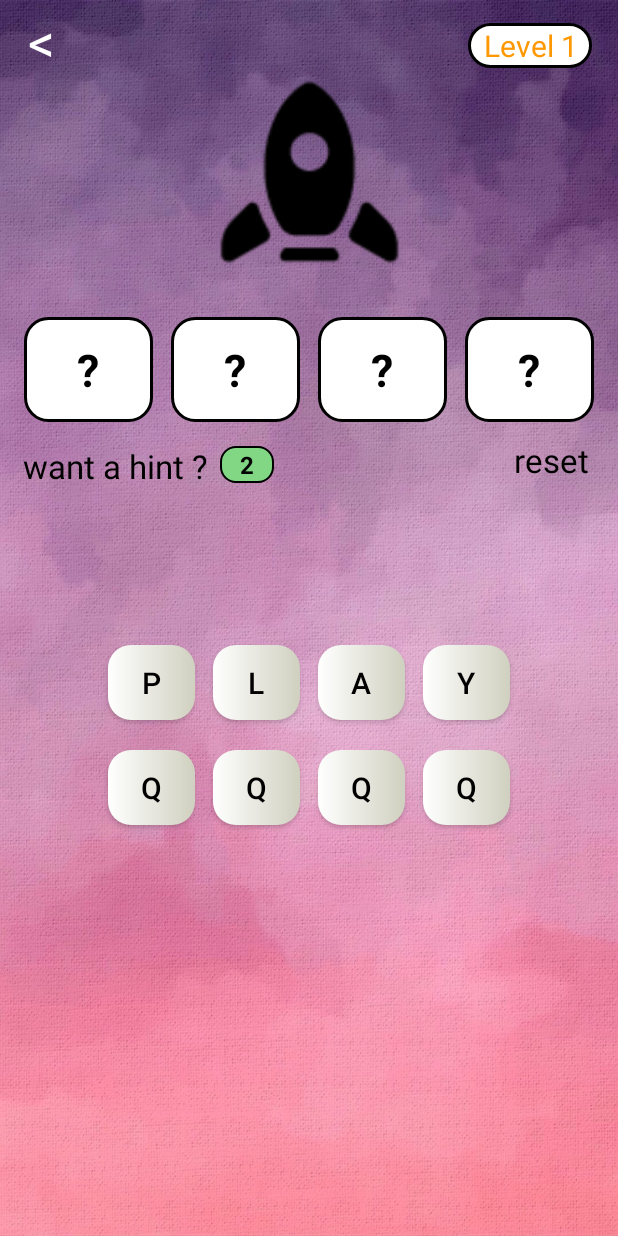
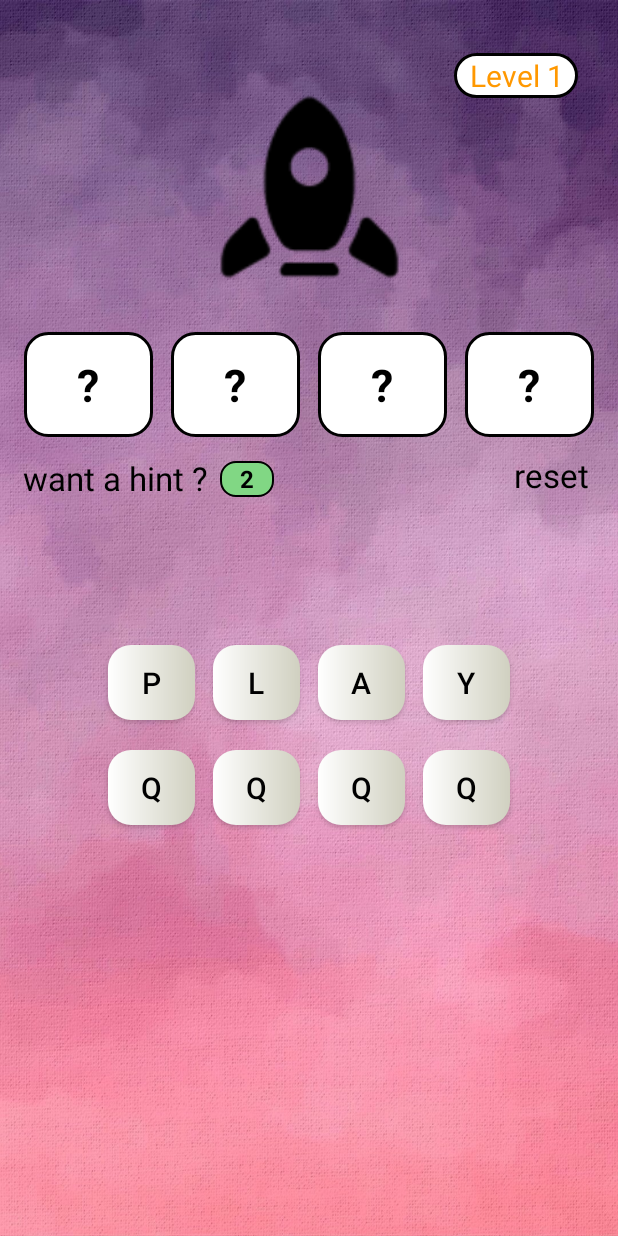
Before and after one commit to Kushal-Gera/Jumbled-World, an Android app: the MainActivity screen opened directly, with no data from a screen before it, on a phone screen of 412 x 824 dp. Run offline under Robolectric (Android 15) with nearby library versions, the phone set to English and light mode, and no system bars.

Commit message:
UI changes...

```diff
--- a/app/src/main/java/com/application/jumbledworld/MainActivity.java
+++ b/app/src/main/java/com/application/jumbledworld/MainActivity.java
@@ -6,10 +6,12 @@ import android.content.Intent;
 import android.content.SharedPreferences;
 import android.graphics.Color;
 import android.graphics.drawable.ColorDrawable;
+import android.os.Build;
 import android.os.Bundle;
 import android.os.Handler;
 import android.util.Log;
 import android.view.View;
+import android.view.WindowManager;
 import android.widget.Button;
 import android.widget.ImageView;
 import android.widget.TextView;
@@ -23,6 +25,7 @@ import java.util.ArrayList;
 import java.util.Random;
 
 public class MainActivity extends AppCompatActivity {
+
     private static final String TAG = "MainActivity";
     public static final String SHARED_PREF = "shared_pref";
     public static final String LEVEL_REACHED = "something";
@@ -33,16 +36,16 @@ public class MainActivity extends AppCompatActivity {
     ArrayList<TextView> tvList;
     ArrayList<String> WORDS;
 
-    private Button op1, op2, op3, op4 ,op5 ,op6, op7, op8;
+    private Button op1, op2, op3, op4, op5, op6, op7, op8;
     private TextView ans1, ans2, ans3, ans4;
-    TextView back, reset, hint, level, hintLeft, easter;
+    TextView reset, hint, level, hintLeft, easter;
     ImageView rocket;
 
     public int click = 1;
     public int pointer = 0;
     public int allowedHint = 3;
-    public static final int first_level_change = 9;
-    public static final int second_level_change = 19;
+    public static final int first_level_change = 9;     // reduce hint by one i.e hint =- 1
+    public static final int second_level_change = 19;   // reduce hint by one i.e hint =- 1
     private static final String default_ques = "?";
     public int l = 0;      //  it is (level-1)
     public int size;
@@ -59,6 +62,11 @@ public class MainActivity extends AppCompatActivity {
         setContentView(R.layout.activity_main);
         Log.d(TAG, "onCreate: Screen MAin Activity");
 
+        if (Build.VERSION.SDK_INT >= Build.VERSION_CODES.KITKAT){
+            getWindow().setFlags(WindowManager.LayoutParams.FLAG_LAYOUT_NO_LIMITS,
+                    WindowManager.LayoutParams.FLAG_LAYOUT_NO_LIMITS );
+        }
+
         //get saved level if any else we get default value i.e zero
         l = getIntent().getIntExtra(INTENT_LEVEL, 0);
 
@@ -67,17 +75,28 @@ public class MainActivity extends AppCompatActivity {
         size = WORDS.size();
 
         //these are the initialisations :(
-        op1 = findViewById(R.id.op1);   op2 = findViewById(R.id.op2);   op3 = findViewById(R.id.op3);   op4 = findViewById(R.id.op4);
-        op5 = findViewById(R.id.op5);   op6 = findViewById(R.id.op6);   op7 = findViewById(R.id.op7);   op8 = findViewById(R.id.op8);
+        op1 = findViewById(R.id.op1);
+        op2 = findViewById(R.id.op2);
+        op3 = findViewById(R.id.op3);
+        op4 = findViewById(R.id.op4);
+        op5 = findViewById(R.id.op5);
+        op6 = findViewById(R.id.op6);
+        op7 = findViewById(R.id.op7);
+        op8 = findViewById(R.id.op8);
 
-        ans1 = findViewById(R.id.ans1);   ans2 = findViewById(R.id.ans2);
-        ans3 = findViewById(R.id.ans3);   ans4 = findViewById(R.id.ans4);
+        ans1 = findViewById(R.id.ans1);
+        ans2 = findViewById(R.id.ans2);
+        ans3 = findViewById(R.id.ans3);
+        ans4 = findViewById(R.id.ans4);
 
         dialog = new Dialog(this);
         arrayList = new ArrayList<>();
         buttonList = new ArrayList<>();
         tvList = new ArrayList<>();
-        tvList.add(ans1);   tvList.add(ans2);   tvList.add(ans3);   tvList.add(ans4);
+        tvList.add(ans1);
+        tvList.add(ans2);
+        tvList.add(ans3);
+        tvList.add(ans4);
 
         setAllOptions();
         ///////////////////////////////////////////////////////////////
@@ -87,23 +106,14 @@ public class MainActivity extends AppCompatActivity {
 
         rocket = findViewById(R.id.rocket);
         hintLeft = findViewById(R.id.hintLeft);
-        if (l+1 > second_level_change){
+        if (l + 1 > second_level_change) {
             allowedHint = 1;
             hintLeft.setBackground(getResources().getDrawable(R.drawable.circle_red));
-        }
-        else if (l+1 > first_level_change){
+        } else if (l + 1 > first_level_change) {
             allowedHint = 2;
             hintLeft.setBackground(getResources().getDrawable(R.drawable.circle_red));
         }
         hintLeft.setText(String.valueOf(allowedHint - click));
-
-        back = findViewById(R.id.back);
-        back.setOnClickListener(new View.OnClickListener() {
-            @Override
-            public void onClick(View v) {
-                onBackPressed();
-            }
-        });
 
         hint = findViewById(R.id.hint);
         hint.setOnClickListener(new View.OnClickListener() {
@@ -128,13 +138,13 @@ public class MainActivity extends AppCompatActivity {
         });
 
         level = findViewById(R.id.level);
-        level.setText("Level " + (l+1) );
+        level.setText("Level " + (l + 1));
 
 
         if (l < size)
             if (WORDS.get(l) != null)
                 initialise_with(WORDS.get(l), buttonList);
-            else{
+            else {
                 resetSavedLevel();
                 startActivity(new Intent(MainActivity.this, MainActivity.class));
                 finish();
@@ -142,7 +152,7 @@ public class MainActivity extends AppCompatActivity {
                 level.setText(getResources().getString(R.string.all_cleared));
             }
         else {
-            Snackbar.make(ans1,"Game Ends Here..", Snackbar.LENGTH_INDEFINITE)
+            Snackbar.make(ans1, "Game Ends Here..", Snackbar.LENGTH_INDEFINITE)
                     .setAction("Reset Game", new View.OnClickListener() {
                         @Override
                         public void onClick(View v) {
@@ -158,8 +168,6 @@ public class MainActivity extends AppCompatActivity {
         }
 
 
-
-
     }
 
     private void addSomeWords() {
@@ -171,13 +179,15 @@ public class MainActivity extends AppCompatActivity {
         WORDS.add("mail");  WORDS.add("spin");  WORDS.add("toss");  WORDS.add("pick");  WORDS.add("sure");
         WORDS.add("show");  WORDS.add("mind");  WORDS.add("wink");  WORDS.add("line");  WORDS.add("mint");
         WORDS.add("tank");  WORDS.add("wall");  WORDS.add("hint");  WORDS.add("rice");  WORDS.add("rock");
+        WORDS.add("dice");  WORDS.add("bike");  WORDS.add("kick");  WORDS.add("swim");  WORDS.add("hint");
+        WORDS.add("dine");  WORDS.add("show");  WORDS.add("wall");  WORDS.add("blow");  WORDS.add("mock");
         WORDS.add("rich");  WORDS.add("site");  WORDS.add("wind");  WORDS.add("hole");  WORDS.add("wise");
     }
 
-    private void initialise_with(final String word, final ArrayList<Button> btns){
+    private void initialise_with(final String word, final ArrayList<Button> btns) {
 
-        if (word == null){
-            for (int i = 0; i < 8; i++){
+        if (word == null) {
+            for (int i = 0; i < 8; i++) {
                 btns.get(i).setText("");
                 vanish();
                 hasEnd = true;
@@ -187,40 +197,41 @@ public class MainActivity extends AppCompatActivity {
         char[] chars = generator(word).toCharArray();
 
         for (int i = 0; i < chars.length; i++)
-            btns.get(i).setText( String.valueOf(chars[i]) );
+            btns.get(i).setText(String.valueOf(chars[i]));
 
     }
 
     private void hint_func() {
+//        ALL hints here
 
-        //hints here
-        if (click < allowedHint && hint1 == 10){
+        if (click < allowedHint && hint1 == 10) {
+//             2 hints left
             click++;
             Random r = new Random();
             hint1 = r.nextInt(4);
             reset();
-            tvList.get(hint1).setText(String.valueOf(WORDS.get(l).charAt(hint1)).toUpperCase() );
-            tvList.get(hint1).setTextColor(getResources().getColor(R.color.colorGrey) );
+            tvList.get(hint1).setText(String.valueOf(WORDS.get(l).charAt(hint1)).toUpperCase());
+            tvList.get(hint1).setTextColor(getResources().getColor(R.color.colorGrey));
 
             hintLeft.setBackground(getResources().getDrawable(R.drawable.circle_red));
             hintLeft.setText(String.valueOf(allowedHint - click));
-        }
-        else if (click < allowedHint){
+        } else if (click < allowedHint) {
+//             1 hint left
             click++;
             Random rr = new Random();
             do {
                 hint2 = rr.nextInt(4);
-                Log.d(TAG, "onClick: hint : " + hint1 + " and " + hint2 );
+                Log.d(TAG, "onClick: hint : " + hint1 + " and " + hint2);
             } while (hint1 == hint2);
 
-            tvList.get(hint2).setText(String.valueOf(WORDS.get(l).charAt(hint2)).toUpperCase() );
-            tvList.get(hint2).setTextColor(getResources().getColor(R.color.colorGrey) );
+            tvList.get(hint2).setText(String.valueOf(WORDS.get(l).charAt(hint2)).toUpperCase());
+            tvList.get(hint2).setTextColor(getResources().getColor(R.color.colorGrey));
             hintLeft.setText(String.valueOf(allowedHint - click));
 
             hint1 = 10;
             hint2 = 100;
-        }
-        else {
+        } else {
+//             0 hint left
             hint.setVisibility(View.INVISIBLE);
             hintLeft.setVisibility(View.INVISIBLE);
             Toast.makeText(MainActivity.this, "No More Hints in This Level", Toast.LENGTH_SHORT).show();
@@ -228,10 +239,16 @@ public class MainActivity extends AppCompatActivity {
 
     }
 
-    private void setAllOptions(){
+    private void setAllOptions() {
 
-        buttonList.add(op1);        buttonList.add(op2);        buttonList.add(op3);        buttonList.add(op4);
-        buttonList.add(op5);        buttonList.add(op6);        buttonList.add(op7);        buttonList.add(op8);
+        buttonList.add(op1);
+        buttonList.add(op2);
+        buttonList.add(op3);
+        buttonList.add(op4);
+        buttonList.add(op5);
+        buttonList.add(op6);
+        buttonList.add(op7);
+        buttonList.add(op8);
 
         op1.setOnClickListener(new View.OnClickListener() {
             @Override
@@ -307,25 +324,25 @@ public class MainActivity extends AppCompatActivity {
 
     }
 
-    private void setOutputChar(final String key, int pointer){
+    private void setOutputChar(final String key, int pointer) {
 
-        if (pointer > WORDS.get(l).length()-1 ) return;
+        if (pointer > WORDS.get(l).length() - 1) return;
 
         tvList.get(pointer).setText(key);
-        tvList.get(pointer).setTextColor(getResources().getColor(R.color.colorBlack) );
+        tvList.get(pointer).setTextColor(getResources().getColor(R.color.colorBlack));
 
-        if (pointer == WORDS.get(l).length()-1 ){
+        if (pointer == WORDS.get(l).length() - 1) {
             String userAns = ans1.getText().toString().concat(ans2.getText().toString()).concat(ans3.getText().toString()).concat(key);
             checkAnswer(userAns);
         }
 
     }
 
-    private void checkAnswer(final String userAns){
+    private void checkAnswer(final String userAns) {
 
         if (hasEnd) return;
 
-        if (userAns.equalsIgnoreCase(WORDS.get(l)) ){
+        if (userAns.equalsIgnoreCase(WORDS.get(l))) {
 //            PASS
             Handler h1 = new Handler();
             h1.postDelayed(new Runnable() {
@@ -363,26 +380,24 @@ public class MainActivity extends AppCompatActivity {
                             dialog.dismiss();
                             saveData();
                             // because l+1 is level
-                            if (l+1 < size){
+                            if (l + 1 < size) {
                                 pointer = 0;
                                 l++;
                                 click = 1;
                                 hint.setVisibility(View.VISIBLE);
                                 hintLeft.setVisibility(View.VISIBLE);
                                 hintLeft.setBackground(getResources().getDrawable(R.drawable.circle_green));
-                                if (l+1 > second_level_change){
+                                if (l + 1 > second_level_change) {
                                     allowedHint = 1;
                                     hintLeft.setBackground(getResources().getDrawable(R.drawable.circle_red));
-                                }
-                                else if (l+1 > first_level_change){
+                                } else if (l + 1 > first_level_change) {
                                     allowedHint = 2;
                                     hintLeft.setBackground(getResources().getDrawable(R.drawable.circle_red));
                                 }
-                                hintLeft.setText(String.valueOf(allowedHint-click));
+                                hintLeft.setText(String.valueOf(allowedHint - click));
                                 initialise_with(WORDS.get(l), buttonList);
-                            }
-                            else {
-                                Snackbar.make(ans1,"Game Ends Here..", Snackbar.LENGTH_INDEFINITE)
+                            } else {
+                                Snackbar.make(ans1, "Game Ends Here..", Snackbar.LENGTH_INDEFINITE)
                                         .setAction("Reset Game", new View.OnClickListener() {
                                             @Override
                                             public void onClick(View v) {
@@ -397,17 +412,16 @@ public class MainActivity extends AppCompatActivity {
                                 level.setText(getResources().getString(R.string.all_cleared));
                                 return;
                             }
-                            level.setText("Level " + (l+1) );
+                            level.setText("Level " + (l + 1));
                         }
                     });
                     clearAns();
 
                 }
-            },200 );
+            }, 200);
 
-        //******************************************************************************************
-        }
-        else {
+            //******************************************************************************************
+        } else {
 //            FAIL
             Handler h = new Handler();
             h.postDelayed(new Runnable() {
@@ -446,7 +460,7 @@ public class MainActivity extends AppCompatActivity {
 
     }
 
-    private void clearAns(){
+    private void clearAns() {
 
         Handler handler = new Handler();
         handler.postDelayed(new Runnable() {
@@ -458,14 +472,14 @@ public class MainActivity extends AppCompatActivity {
 
     }
 
-    private void hide_n_add(View v){
+    private void hide_n_add(View v) {
 
         v.setVisibility(View.INVISIBLE);
         arrayList.add(v);
 
     }
 
-    private void show_n_remove(){
+    private void show_n_remove() {
 
         for (View v : arrayList)
             v.setVisibility(View.VISIBLE);
@@ -473,13 +487,13 @@ public class MainActivity extends AppCompatActivity {
         arrayList.clear();
     }
 
-    private String generator(final String words){
+    private String generator(final String words) {
 
         String new_words = words;
         for (int i = 0; i < words.length(); i++) {
 
             int random = new Random().nextInt(26) + 65;
-            String ns = String.valueOf( (char) random );
+            String ns = String.valueOf((char) random);
 
             new_words = new_words.concat(ns);
         }
@@ -487,7 +501,7 @@ public class MainActivity extends AppCompatActivity {
 
     }
 
-    private String jumbleUp(final String words){
+    private String jumbleUp(final String words) {
         int len = words.length();
         char[] chArray = words.toCharArray();
 
@@ -505,7 +519,7 @@ public class MainActivity extends AppCompatActivity {
 
     }
 
-    private void vanish(){
+    private void vanish() {
 
         easter.setVisibility(View.VISIBLE);
 
@@ -516,12 +530,16 @@ public class MainActivity extends AppCompatActivity {
             }
         };
 
-        ans1.setOnClickListener(listener);       ans2.setOnClickListener(listener);
-        ans3.setOnClickListener(listener);       ans4.setOnClickListener(listener);
+        ans1.setOnClickListener(listener);
+        ans2.setOnClickListener(listener);
+        ans3.setOnClickListener(listener);
+        ans4.setOnClickListener(listener);
 
-        hint.setOnClickListener(listener);       reset.setOnClickListener(listener);
-        level.setOnClickListener(listener);      back.setOnClickListener(listener);
-        easter.setOnClickListener(listener);     hintLeft.setOnClickListener(listener);
+        hint.setOnClickListener(listener);
+        reset.setOnClickListener(listener);
+        level.setOnClickListener(listener);
+        easter.setOnClickListener(listener);
+        hintLeft.setOnClickListener(listener);
 
         rocket.setOnClickListener(new View.OnClickListener() {
             @Override
@@ -531,12 +549,11 @@ public class MainActivity extends AppCompatActivity {
         });
 
 
-
     }
 
-    private void reset(){
+    private void reset() {
         pointer = 0;
-        for (TextView tv : tvList){
+        for (TextView tv : tvList) {
             tv.setText(default_ques);
             tv.setTextColor(getResources().getColor(R.color.colorBlack));
             show_n_remove();
@@ -544,27 +561,25 @@ public class MainActivity extends AppCompatActivity {
 
     }
 
-    private void saveData(){
+    private void saveData() {
 
         SharedPreferences preferences = getSharedPreferences(SHARED_PREF, MODE_PRIVATE);
         SharedPreferences.Editor editor = preferences.edit();
 
-        editor.putInt(LEVEL_REACHED, (l+1) );
+        editor.putInt(LEVEL_REACHED, (l + 1));
         editor.apply();
 
     }
 
-    private void resetSavedLevel(){
+    private void resetSavedLevel() {
 
         SharedPreferences preferences = getSharedPreferences(SHARED_PREF, MODE_PRIVATE);
         SharedPreferences.Editor editor = preferences.edit();
 
-        editor.putInt(LEVEL_REACHED , 0);
+        editor.putInt(LEVEL_REACHED, 0);
         editor.apply();
 
     }
 
 
-
-
 }
--- a/app/src/main/res/layout/activity_main.xml
+++ b/app/src/main/res/layout/activity_main.xml
@@ -12,35 +12,25 @@
         android:id="@+id/level"
         android:layout_width="wrap_content"
         android:layout_height="30dp"
-        android:layout_marginTop="15dp"
+        android:layout_marginTop="35dp"
         android:background="@drawable/tv_bg_plain"
         android:gravity="center"
         android:paddingStart="10dp"
         android:paddingEnd="10dp"
         android:textColor="@color/colorAccent"
-        android:textSize="20sp"
+        android:textSize="20dp"
         app:layout_constraintEnd_toEndOf="parent"
-        app:layout_constraintHorizontal_bias="0.937"
-        app:layout_constraintStart_toEndOf="@+id/back"
+        app:layout_constraintHorizontal_bias="0.92"
+        app:layout_constraintStart_toStartOf="parent"
         app:layout_constraintTop_toTopOf="parent"
-        tools:text="Level 3" />
-
-    <TextView
-        android:id="@+id/back"
-        android:layout_width="55dp"
-        android:layout_height="55dp"
-        android:gravity="center"
-        android:text='@string/less_than'
-        android:textColor="@color/colorWhite"
-        android:textSize="35sp"
-        app:layout_constraintStart_toStartOf="parent"
-        app:layout_constraintTop_toTopOf="parent" />
+        tools:text="Level 3"
+        tools:ignore="SpUsage" />
 
     <ImageView
         android:id="@+id/rocket"
         android:layout_width="138dp"
         android:layout_height="141dp"
-        android:layout_marginTop="44dp"
+        android:layout_marginTop="54dp"
         android:contentDescription="@string/description"
         android:src="@drawable/rocket"
         app:layout_constraintEnd_toEndOf="parent"
@@ -147,28 +137,28 @@
             android:layout_width="wrap_content"
             android:layout_height="30dp"
             android:layout_marginStart="15dp"
-            android:layout_marginTop="2dp"
             android:layout_weight="1"
-            android:maxLines="1"
             android:text="@string/hint"
             android:textColor="@color/colorBlack"
-            android:textSize="22sp" />
+            android:textSize="22dp"
+            tools:ignore="SpUsage" />
 
         <TextView
             android:id="@+id/hintLeft"
             android:layout_width="30dp"
             android:layout_height="match_parent"
-            android:layout_gravity="center"
+            android:layout_gravity="center_vertical"
+            android:gravity="center"
             android:layout_marginStart="2dp"
             android:layout_marginTop="4dp"
-            android:layout_marginBottom="3dp"
+            android:layout_marginBottom="4dp"
             android:layout_weight="1"
             android:background="@drawable/circle_green"
-            android:gravity="center"
             android:textColor="@color/colorBlack"
-            android:textSize="16sp"
+            android:textSize="16dp"
             android:textStyle="bold"
-            tools:text="2" />
+            tools:text="2"
+            tools:ignore="SpUsage" />
 
         <TextView
             android:id="@+id/reset"
@@ -182,7 +172,8 @@
             android:maxLines="1"
             android:text="@string/reset"
             android:textColor="@color/colorBlack"
-            android:textSize="22sp" />
+            android:textSize="22dp"
+            tools:ignore="SpUsage" />
 
     </LinearLayout>
 
```
